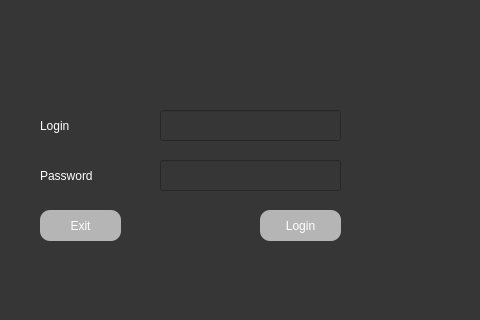
First picture: the form in LoginWindow.ui, repository asuXie/Machine-Maintenance-System-MMS, before the edit; both pictures show x 0 to 480 and y 480 to 800 of the 1200 by 800 pixel window.
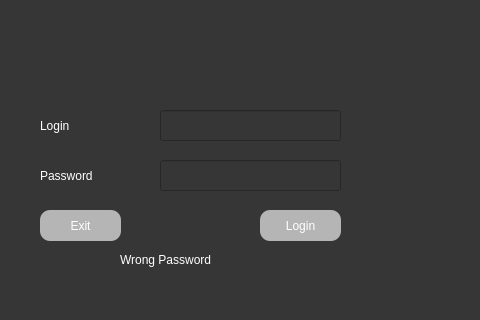
Second picture: the form after the edit.

The edit to the form file:
```diff
--- a/LoginWindow.ui
+++ b/LoginWindow.ui
@@ -140,6 +140,29 @@
      <string>LOGO</string>
     </property>
    </widget>
+   <widget class="QLabel" name="wrongPasswordLabel">
+    <property name="enabled">
+     <bool>false</bool>
+    </property>
+    <property name="geometry">
+     <rect>
+      <x>120</x>
+      <y>730</y>
+      <width>141</width>
+      <height>20</height>
+     </rect>
+    </property>
+    <property name="mouseTracking">
+     <bool>false</bool>
+    </property>
+    <property name="styleSheet">
+     <string notr="true">color: rgb(255, 255, 255); 
+font: 12pt &quot;Verdana&quot;;</string>
+    </property>
+    <property name="text">
+     <string>Wrong Password</string>
+    </property>
+   </widget>
   </widget>
   <widget class="QMenuBar" name="menubar">
    <property name="geometry">
```
Left out of the diff: 5 changed lines with no effect on the pictures.
